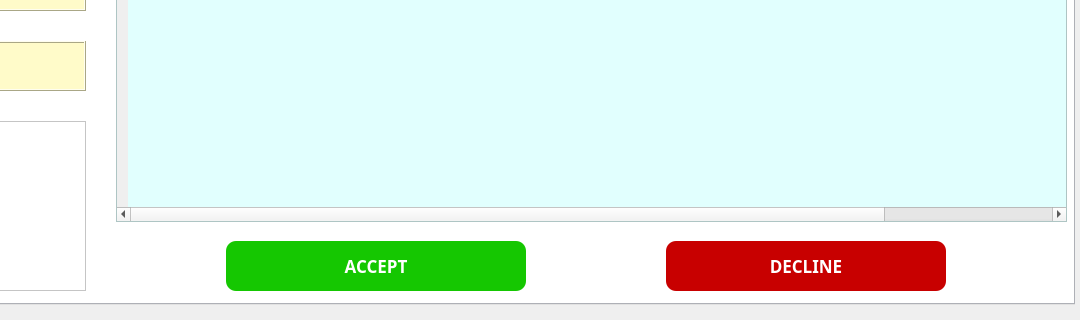
This is ui_highDPI/approve_panel.ui in Josefina-Hernandez/akt_hr_tool as Qt 5 draws it before an edit; both pictures show x 216 to 1296 and y 456 to 776 of the 1296 by 776 pixel window. The edited form follows.
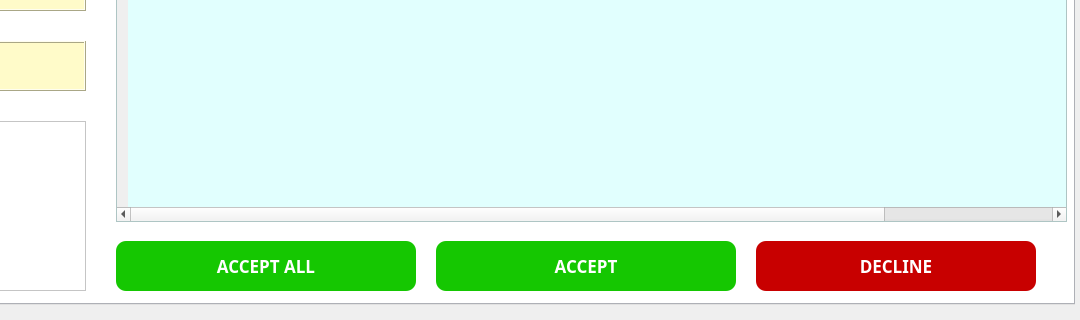
This is the edited form.

Diff of the .ui file:
```diff
--- a/ui_highDPI/approve_panel.ui
+++ b/ui_highDPI/approve_panel.ui
@@ -626,7 +626,7 @@
      <widget class="QPushButton" name="pushButton_2">
       <property name="geometry">
        <rect>
-        <x>430</x>
+        <x>640</x>
         <y>630</y>
         <width>300</width>
         <height>50</height>
@@ -687,7 +687,7 @@
      <widget class="QPushButton" name="pushButton_5">
       <property name="geometry">
        <rect>
-        <x>870</x>
+        <x>960</x>
         <y>630</y>
         <width>280</width>
         <height>50</height>
@@ -743,6 +743,67 @@
        <string>DECLINE</string>
       </property>
      </widget>
+     <widget class="QPushButton" name="pushButton_7">
+      <property name="geometry">
+       <rect>
+        <x>320</x>
+        <y>630</y>
+        <width>300</width>
+        <height>50</height>
+       </rect>
+      </property>
+      <property name="font">
+       <font>
+        <family>Microsoft Yahei</family>
+        <pointsize>13</pointsize>
+        <weight>75</weight>
+        <bold>true</bold>
+       </font>
+      </property>
+      <property name="styleSheet">
+       <string notr="true">QPushButton
+
+{
+    /*字体为微软雅黑*/
+    font-family:Microsoft Yahei;
+    /*字体大小为20点*/
+    font-size:13pt;
+    /*字体颜色为白色*/    
+    color:white;
+    /*背景颜色*/  
+    background-color:rgb(21, 199, 1);
+    /*边框圆角半径为8像素*/ 
+    border-radius:10px;
+
+}
+
+/*按钮停留态*/
+QPushButton:hover
+{
+    /*背景颜色*/  
+    background-color:rgb(21, 175, 0);
+    padding-left:-3px;
+    /*上内边距为3像素，让按下时字向下移动3像素*/  
+    padding-top:-3px;
+	font-size:15pt;
+}
+
+/*按钮按下态*/
+QPushButton:pressed
+{
+    /*背景颜色*/  
+    background-color:rgb(0, 113, 0);
+    /*左内边距为3像素，让按下时字向右移动3像素*/  
+    padding-left:3px;
+    /*上内边距为3像素，让按下时字向下移动3像素*/  
+    padding-top:3px;
+    font-size:13pt;
+}</string>
+      </property>
+      <property name="text">
+       <string>ACCEPT ALL</string>
+      </property>
+     </widget>
     </widget>
     <widget class="QWidget" name="tab">
      <attribute name="title">
```
Left out of the diff: 195 changed lines with no effect on the pictures.
